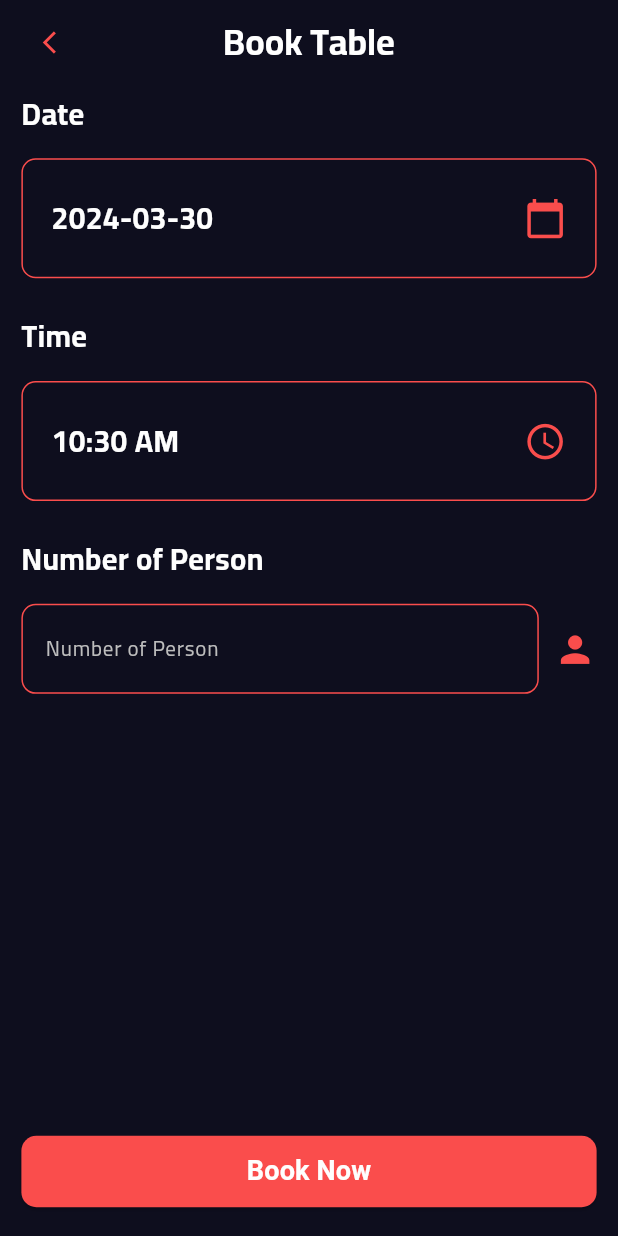
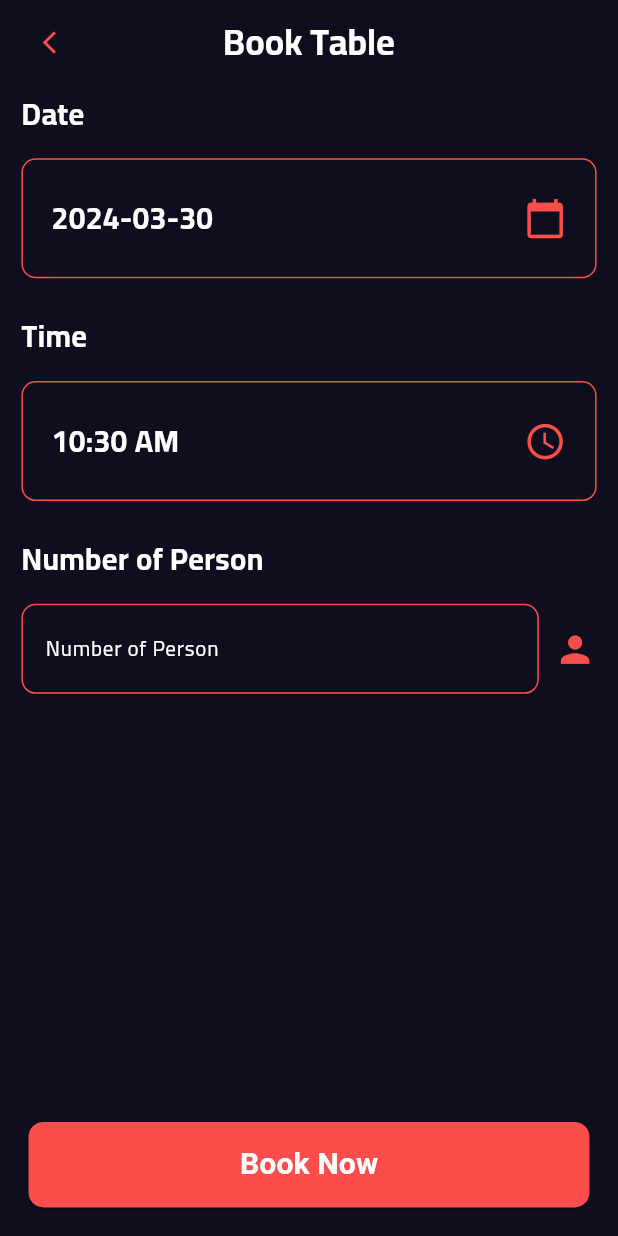
Before and after one commit to bensaltanahassan/restaurant_mobile, a Flutter app: the BookingPage screen opened by its route, on a phone screen of 412 x 824 dp. Run offline on Flutter 3.47's test engine with Material 3 defaults, Android fonts, the phone set to English and light mode, and no system bars; our stand-ins replace cached_network_image, carousel_slider, convex_bottom_bar, dartz, dio, firebase_core and 11 more; accounts and stored records are empty; project files that could hold a hidden picture were left out.

Commit message:
finish bookingPage :make it dynamic

```diff
--- a/lib/core/constant/linkapi.dart
+++ b/lib/core/constant/linkapi.dart
@@ -43,4 +43,6 @@ class AppLinks {
   static const String changePassword = "$server/settings/changepassword";
   static const String deleteAccount = "$server/settings/deleteaccount";
   static const String updateUser = "$server/User/updateUser";
+  //=============Booking=================
+  static const String reservation = "$server/reservation";
 }
--- /dev/null
+++ b/lib/data/datasource/reservations/reservation_data.dart
@@ -0,0 +1,21 @@
+import 'package:restaurant_mobile/core/class/crud.dart';
+import 'package:restaurant_mobile/core/constant/linkapi.dart';
+
+class ReservationData {
+  Crud crud;
+  ReservationData(this.crud);
+  bookTable({
+    required String fullName,
+    required String phone,
+    required DateTime date,
+    required String numberOfPeople,
+  }) async {
+    var response = await crud.postData(linkUrl: AppLinks.reservation, data: {
+      "date": date.toIso8601String(),
+      "nbrOfPeople": numberOfPeople,
+      "fullName": fullName,
+      "phone": phone,
+    });
+    return response.fold((l) => l, (r) => r);
+  }
+}
--- /dev/null
+++ b/lib/data/model/responses/book_table_response.dart
@@ -0,0 +1,18 @@
+class BookTableResponse {
+  bool? status;
+  String? message;
+
+  BookTableResponse({this.status, this.message});
+
+  BookTableResponse.fromJson(Map<String, dynamic> json) {
+    status = json['status'];
+    message = json['message'];
+  }
+
+  Map<String, dynamic> toJson() {
+    final Map<String, dynamic> data = <String, dynamic>{};
+    data['status'] = status;
+    data['message'] = message;
+    return data;
+  }
+}
--- a/lib/view/pages/booking/booking_page.dart
+++ b/lib/view/pages/booking/booking_page.dart
@@ -2,10 +2,13 @@ import 'package:flutter/material.dart';
 import 'package:flutter_screenutil/flutter_screenutil.dart';
 import 'package:get/get.dart';
 import 'package:restaurant_mobile/controllers/booking/booking_controller.dart';
+import 'package:restaurant_mobile/core/class/statusrequest.dart';
 import 'package:restaurant_mobile/core/constant/colors.dart';
 import 'package:restaurant_mobile/view/widgets/authentication/custom_text_formfield_auth.dart';
 import 'package:restaurant_mobile/view/widgets/buttons/custom_button.dart';
+import 'package:restaurant_mobile/view/widgets/shared/custom_animated_switcher.dart';
 import 'package:restaurant_mobile/view/widgets/shared/custom_back_button.dart';
+import 'package:restaurant_mobile/view/widgets/shared/custom_loading_button.dart';
 
 class BookingPage extends StatelessWidget {
   const BookingPage({super.key});
@@ -18,6 +21,34 @@ class BookingPage extends StatelessWidget {
         title: const Text('Book Table'),
         leading: const CustomBackButton(),
       ),
+      bottomNavigationBar: GetBuilder<BookingController>(
+          id: "bookingButton",
+          builder: (controller) {
+            return Container(
+              height: 80.h,
+              padding: const EdgeInsets.only(left: 20, right: 20, bottom: 20).r,
+              child: CustomAnimatedSwitcher(
+                condition: controller.statusRequest == StatusRequest.loading,
+                firstChild: CustomLoadingButton(
+                  height: 80.h,
+                ),
+                secondChild: CustomButton(
+                  height: 80.h,
+                  width: double.maxFinite,
+                  buttonColor: AppColors.secondColor,
+                  onPressed: controller.bookTable,
+                  widget: Text(
+                    "Book Now",
+                    style: TextStyle(
+                      color: AppColors.whiteColor,
+                      fontSize: 20.sp,
+                      fontWeight: FontWeight.bold,
+                    ),
+                  ),
+                ),
+              ),
+            );
+          }),
       body: GetBuilder<BookingController>(builder: (controller) {
         return Padding(
           padding:
@@ -118,7 +149,7 @@ class BookingPage extends StatelessWidget {
                       controller: controller.numberOfPeopleController,
                       borderColor: AppColors.secondColor,
                       hintText: "Number of Person",
-                      fontColor: AppColors.greyColor,
+                      fontColor: AppColors.whiteColor,
                       keyboardType: TextInputType.number,
                     ),
                   ),
@@ -130,16 +161,6 @@ class BookingPage extends StatelessWidget {
                   )
                 ],
               ),
-              const Spacer(),
-              CustomButton(
-                buttonColor: AppColors.secondColor,
-                title: "Book Now",
-                titleColor: AppColors.whiteColor,
-                onPressed: () {},
-                fontWeight: FontWeight.bold,
-                titleSize: 18.sp,
-                width: double.maxFinite,
-              ),
             ],
           ),
         );
```
Also changed, not shown: lib/controllers/booking/booking_controller.dart (+54 -2 lines), lib/core/class/crud.dart (+6 -4 lines).
